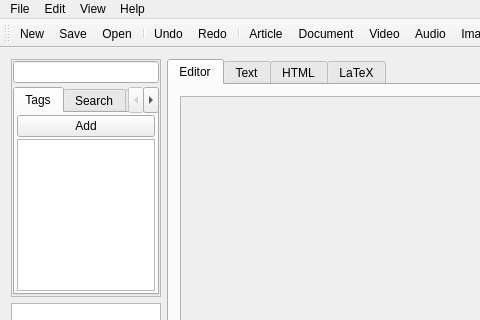
The window that mainwindow.ui (mdamien/NotesManager) describes before a commit, drawn with Qt 5; both pictures show x 0 to 480 and y 0 to 320 of the 720 by 464 pixel window.
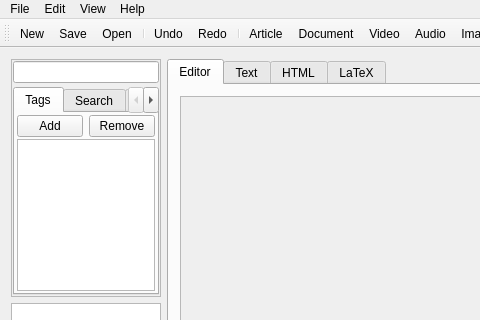
The same window after the commit. The open tabs and pages were chosen to show the change. Icons and pictures are not drawn.

Commit message: remove tag

Diff of the .ui file:
```diff
--- a/mainwindow.ui
+++ b/mainwindow.ui
@@ -117,11 +117,22 @@
                <number>2</number>
               </property>
               <item>
-               <widget class="QPushButton" name="tag_set">
-                <property name="text">
-                 <string>Add</string>
-                </property>
-               </widget>
+               <layout class="QHBoxLayout" name="horizontalLayout_3">
+                <item>
+                 <widget class="QPushButton" name="tag_set">
+                  <property name="text">
+                   <string>Add</string>
+                  </property>
+                 </widget>
+                </item>
+                <item>
+                 <widget class="QPushButton" name="tag_remove">
+                  <property name="text">
+                   <string>Remove</string>
+                  </property>
+                 </widget>
+                </item>
+               </layout>
               </item>
               <item>
                <widget class="QListWidget" name="tag_list">
```
Left out of the diff: 72 changed lines with no effect on the pictures. The commit also changes 2 other files.
